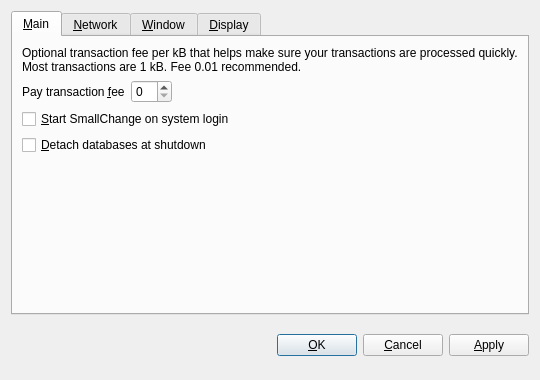
Qt form src/qt/forms/optionsdialog.ui (jboss008/trollcoin) before a commit.
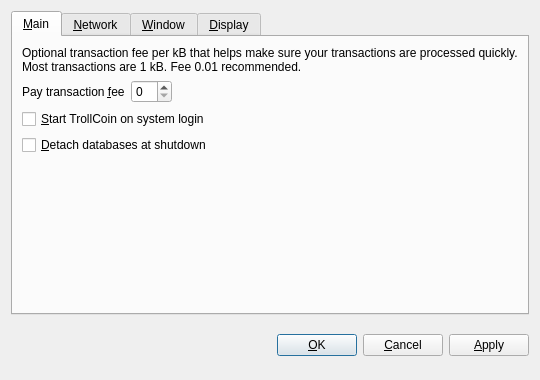
The same form after that commit. The open tabs and pages were chosen to show the change. Custom widgets are drawn as their Qt base class.

Patch:
```diff
--- a/src/qt/forms/optionsdialog.ui
+++ b/src/qt/forms/optionsdialog.ui
@@ -82,7 +82,7 @@
           <string>Automatically start SmallChange after logging in to the system.</string>
          </property>
          <property name="text">
-          <string>&amp;Start SmallChange on system login</string>
+          <string>&amp;Start TrollCoin on system login</string>
          </property>
         </widget>
        </item>
```
Left out of the diff: 10 changed lines with no effect on the pictures.
